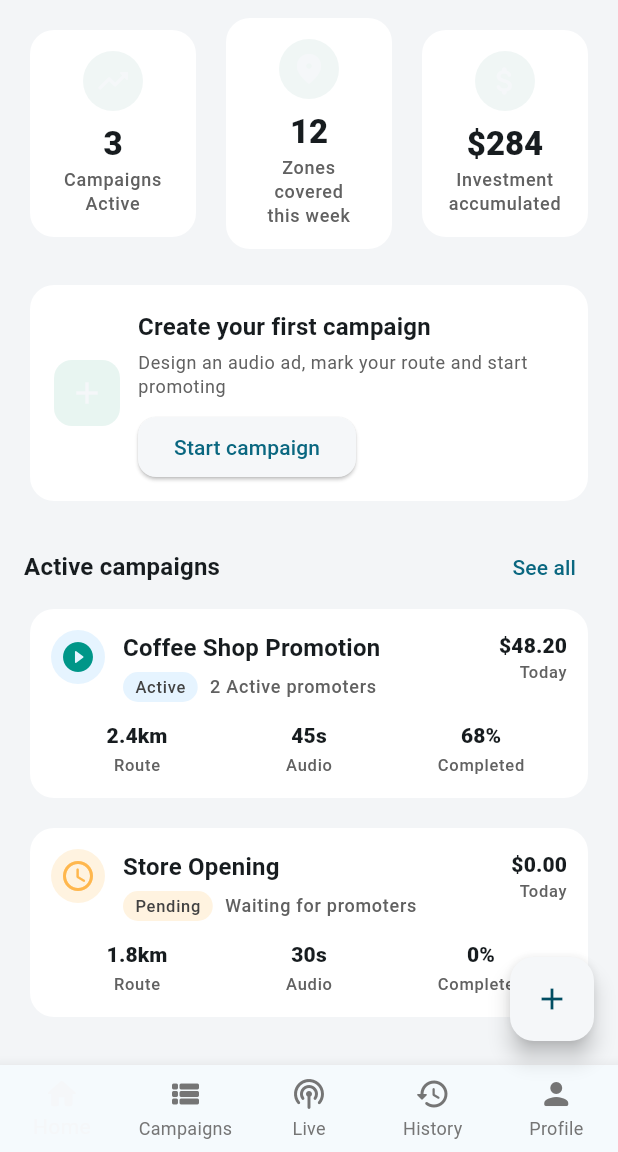
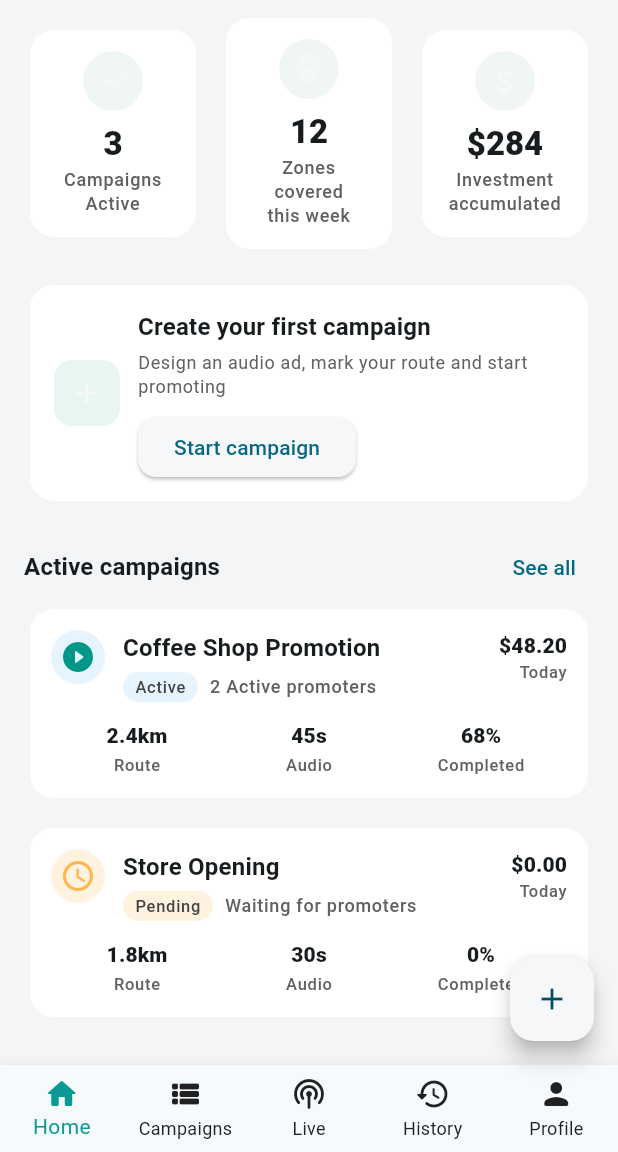
Before and after one commit to tr3scafesforge-cloud/promoruta-mobile, a Flutter app: the AdvertiserHomeScreen screen opened by its route, on a phone screen of 412 x 824 dp, the part 84-1236 px from its top. Run offline on Flutter 3.47's test engine with Material 3 defaults, Android fonts, the phone set to English and light mode, and no system bars; our stand-ins replace connectivity_plus, dio, drift, flutter_riverpod, go_router, google_fonts and 4 more; accounts and stored records are empty; generated files the repository leaves out were written again.

Commit message:
Update UI colors for advertiser navigation

```diff
--- a/lib/presentation/advertiser/advertiser_home_screen.dart
+++ b/lib/presentation/advertiser/advertiser_home_screen.dart
@@ -55,8 +55,8 @@ class _AdvertiserHomeScreenState extends State<AdvertiserHomeScreen> {
       ),
       bottomNavigationBar: BottomNavigationBar(
         currentIndex: _currentIndex,
-        selectedItemColor: AppColors.primary,
-        unselectedItemColor: Colors.grey[600],
+        selectedItemColor: AppColors.secondary,
+        unselectedItemColor: AppColors.textPrimary,
         type: BottomNavigationBarType.fixed,
         onTap: (i) {
           setState(() => _currentIndex = i);
```
